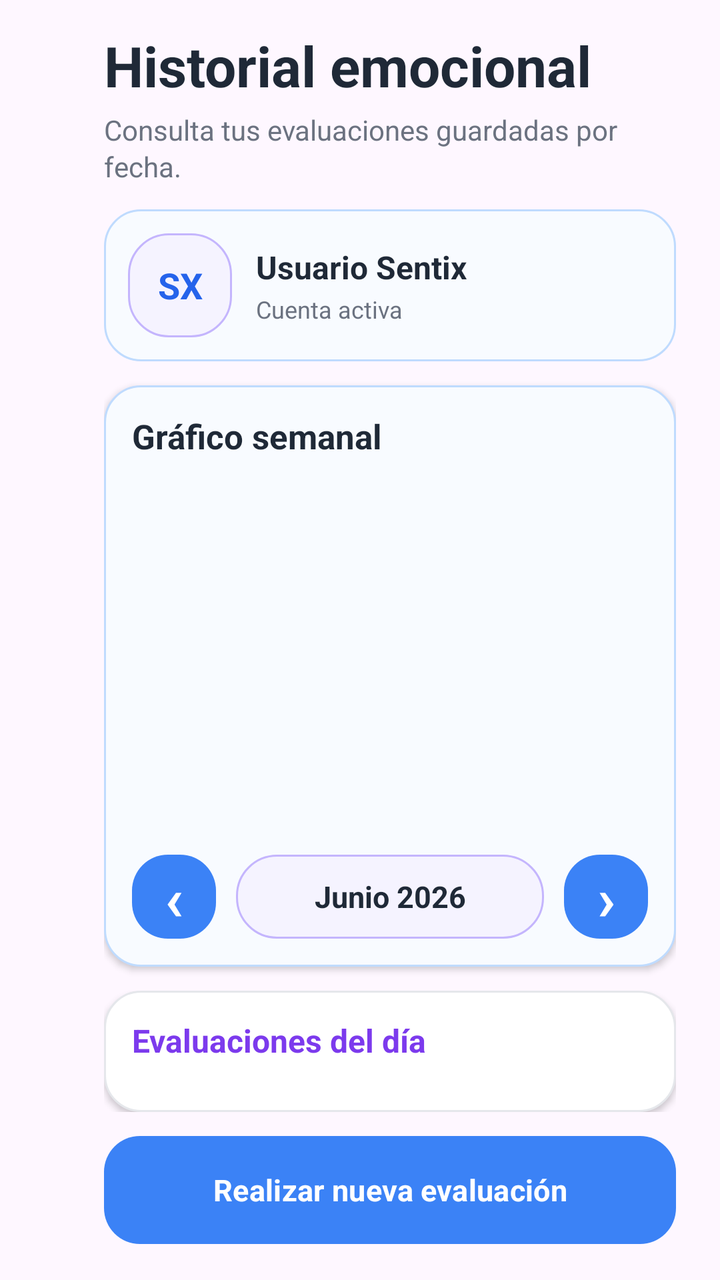
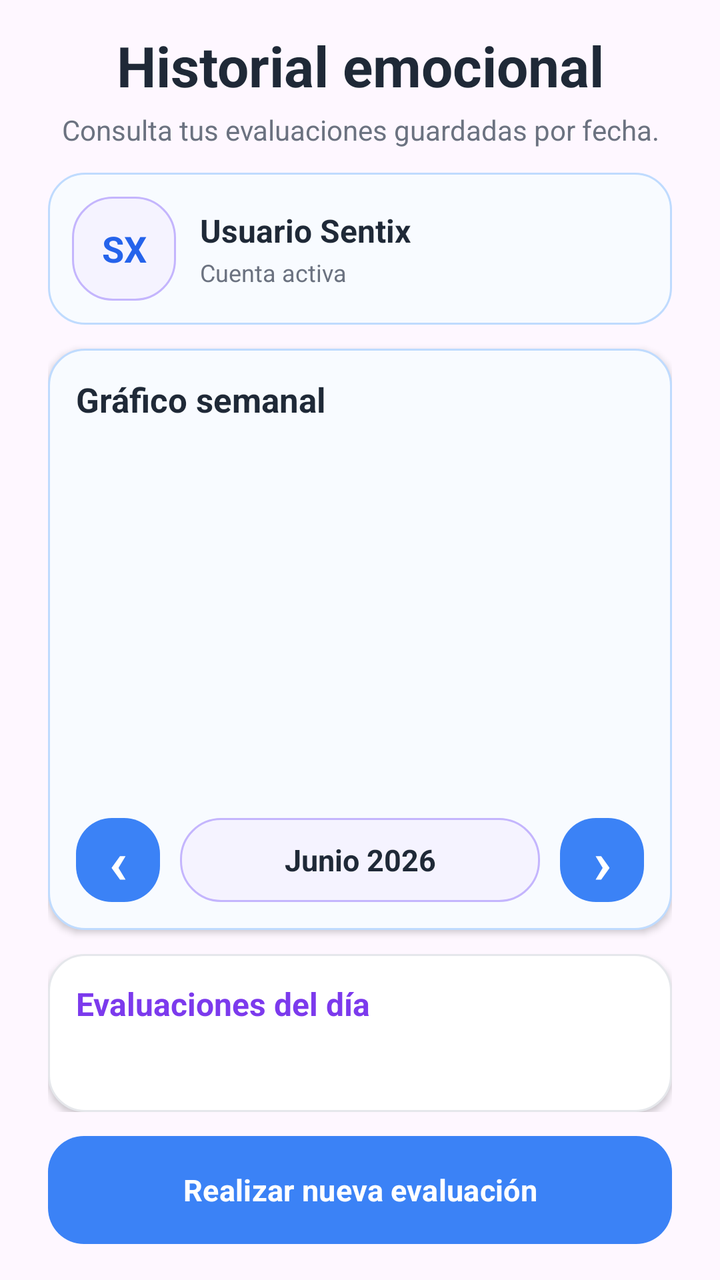

Screens rendered from an Android XML layout before and after an edit, with the pre-edit source and the edit as a unified diff.
<!-- AndroidManifest.xml: application theme Theme.Login_Guevara -->
<!-- res/layout/activity_historial_emocional.xml -->
<?xml version="1.0" encoding="utf-8"?>
<LinearLayout xmlns:android="http://schemas.android.com/apk/res/android"
    xmlns:app="http://schemas.android.com/apk/res-auto"
    android:id="@+id/rootHistorialEmocional"
    android:layout_width="match_parent"
    android:layout_height="match_parent"
    android:orientation="vertical"
    android:paddingStart="52dp"
    android:paddingTop="14dp"
    android:paddingEnd="22dp"
    android:paddingBottom="18dp">

    <TextView
        android:id="@+id/txtTituloHistorial"
        android:layout_width="match_parent"
        android:layout_height="wrap_content"
        android:text="Historial emocional"
        android:textColor="@color/text_dark"
        android:textSize="28sp"
        android:textStyle="bold" />

    <TextView
        android:id="@+id/txtSubtituloHistorial"
        android:layout_width="match_parent"
        android:layout_height="wrap_content"
        android:layout_marginTop="4dp"
        android:lineSpacingExtra="2dp"
        android:text="Consulta tus evaluaciones guardadas por fecha."
        android:textColor="@color/text_soft"
        android:textSize="14sp" />

    <LinearLayout
        android:id="@+id/cardUsuarioHistorial"
        android:layout_width="match_parent"
        android:layout_height="wrap_content"
        android:layout_marginTop="12dp"
        android:background="@drawable/bg_notification_info_card"
        android:gravity="center_vertical"
        android:orientation="horizontal"
        android:padding="12dp">

        <FrameLayout
            android:layout_width="52dp"
            android:layout_height="52dp">

            <ImageView
                android:id="@+id/imgFotoUsuarioHistorial"
                android:layout_width="52dp"
                android:layout_height="52dp"
                android:contentDescription="Foto de usuario"
                android:scaleType="centerCrop"
                android:visibility="gone" />

            <TextView
                android:id="@+id/txtInicialesUsuarioHistorial"
                android:layout_width="52dp"
                android:layout_height="52dp"
                android:background="@drawable/bg_success_chip"
                android:gravity="center"
                android:text="SX"
                android:textColor="@color/sentix_blue"
                android:textSize="18sp"
                android:textStyle="bold" />

        </FrameLayout>

        <LinearLayout
            android:layout_width="0dp"
            android:layout_height="wrap_content"
            android:layout_marginStart="12dp"
            android:layout_weight="1"
            android:orientation="vertical">

            <TextView
                android:id="@+id/txtNombreUsuarioHistorial"
                android:layout_width="match_parent"
                android:layout_height="wrap_content"
                android:text="Usuario Sentix"
                android:textColor="@color/text_dark"
                android:textSize="16sp"
                android:textStyle="bold" />

            <TextView
                android:id="@+id/txtCorreoUsuarioHistorial"
                android:layout_width="match_parent"
                android:layout_height="wrap_content"
                android:layout_marginTop="2dp"
                android:text="Cuenta activa"
                android:textColor="@color/text_soft"
                android:textSize="12sp" />

        </LinearLayout>

    </LinearLayout>

    <LinearLayout
        android:id="@+id/cardGraficoHistorial"
        android:layout_width="match_parent"
        android:layout_height="wrap_content"
        android:layout_marginTop="12dp"
        android:background="@drawable/bg_notification_info_card"
        android:elevation="2dp"
        android:orientation="vertical"
        android:padding="14dp">

        <TextView
            android:id="@+id/txtTituloGrafico"
            android:layout_width="match_parent"
            android:layout_height="wrap_content"
            android:text="Gráfico semanal"
            android:textColor="@color/text_dark"
            android:textSize="17sp"
            android:textStyle="bold" />

        <LinearLayout
            android:id="@+id/contenedorGrafico"
            android:layout_width="match_parent"
            android:layout_height="176dp"
            android:layout_marginTop="12dp"
            android:gravity="bottom"
            android:orientation="horizontal" />

        <LinearLayout
            android:id="@+id/contenedorSelectorSemana"
            android:layout_width="match_parent"
            android:layout_height="wrap_content"
            android:layout_marginTop="10dp"
            android:gravity="center"
            android:orientation="horizontal">

            <TextView
                android:id="@+id/btnSemanaAnterior"
                android:layout_width="42dp"
                android:layout_height="42dp"
                android:background="@drawable/bg_button"
                android:gravity="center"
                android:text="‹"
                android:textColor="@color/white"
                android:textSize="30sp"
                android:textStyle="bold" />

            <TextView
                android:id="@+id/txtMesSemana"
                android:layout_width="0dp"
                android:layout_height="42dp"
                android:layout_marginStart="10dp"
                android:layout_marginEnd="10dp"
                android:layout_weight="1"
                android:background="@drawable/bg_success_chip"
                android:clickable="true"
                android:focusable="true"
                android:foreground="?attr/selectableItemBackground"
                android:gravity="center"
                android:text="Junio 2026"
                android:textColor="@color/text_dark"
                android:textSize="15sp"
                android:textStyle="bold" />

            <TextView
                android:id="@+id/btnSemanaSiguiente"
                android:layout_width="42dp"
                android:layout_height="42dp"
                android:background="@drawable/bg_button"
                android:gravity="center"
                android:text="›"
                android:textColor="@color/white"
                android:textSize="30sp"
                android:textStyle="bold" />

        </LinearLayout>

    </LinearLayout>

    <FrameLayout
        android:id="@+id/contenedorZonaHistorial"
        android:layout_width="match_parent"
        android:layout_height="0dp"
        android:layout_marginTop="12dp"
        android:layout_weight="1">

        <LinearLayout
            android:id="@+id/panelListaDia"
            android:layout_width="match_parent"
            android:layout_height="match_parent"
            android:background="@drawable/bg_success_feature_card"
            android:elevation="2dp"
            android:orientation="vertical"
            android:padding="14dp">

            <TextView
                android:id="@+id/txtTituloDiaSeleccionado"
                android:layout_width="match_parent"
                android:layout_height="wrap_content"
                android:text="Evaluaciones del día"
                android:textColor="@color/sentix_purple"
                android:textSize="16sp"
                android:textStyle="bold" />

            <androidx.core.widget.NestedScrollView
                android:id="@+id/scrollEvaluacionesDia"
                android:layout_width="match_parent"
                android:layout_height="0dp"
                android:layout_marginTop="10dp"
                android:layout_weight="1"
                android:fillViewport="true"
                android:overScrollMode="never"
                android:scrollbars="none">

                <LinearLayout
                    android:id="@+id/contenedorEvaluacionesDia"
                    android:layout_width="match_parent"
                    android:layout_height="wrap_content"
                    android:orientation="vertical" />

            </androidx.core.widget.NestedScrollView>

        </LinearLayout>

        <LinearLayout
            android:id="@+id/panelDetalleEvaluacion"
            android:layout_width="match_parent"
            android:layout_height="match_parent"
            android:background="@drawable/bg_notification_info_card"
            android:elevation="2dp"
            android:orientation="vertical"
            android:padding="14dp"
            android:visibility="gone">

            <TextView
                android:id="@+id/btnVolverLista"
                android:layout_width="wrap_content"
                android:layout_height="wrap_content"
                android:text="← Volver a las evaluaciones"
                android:textColor="@color/sentix_blue"
                android:textSize="14sp"
                android:textStyle="bold" />

            <TextView
                android:id="@+id/txtFechaDetalle"
                android:layout_width="match_parent"
                android:layout_height="wrap_content"
                android:layout_marginTop="12dp"
                android:text="Fecha y hora"
                android:textColor="@color/text_soft"
                android:textSize="13sp" />

            <TextView
                android:id="@+id/txtNivelDetalle"
                android:layout_width="match_parent"
                android:layout_height="wrap_content"
                android:layout_marginTop="5dp"
                android:text="Resultado"
                android:textColor="@color/sentix_blue"
                android:textSize="22sp"
                android:textStyle="bold" />

            <androidx.core.widget.NestedScrollView
                android:id="@+id/scrollDetalleEvaluacion"
                android:layout_width="match_parent"
                android:layout_height="0dp"
                android:layout_marginTop="10dp"
                android:layout_weight="1"
                android:fillViewport="true"
                android:overScrollMode="never"
                android:scrollbars="none">

                <LinearLayout
                    android:layout_width="match_parent"
                    android:layout_height="wrap_content"
                    android:orientation="vertical">

                    <TextView
                        android:id="@+id/txtTextoUsuarioDetalle"
                        android:layout_width="match_parent"
                        android:layout_height="wrap_content"
                        android:lineSpacingExtra="4dp"
                        android:text="Texto registrado"
                        android:textColor="@color/text_dark"
                        android:textSize="14sp" />

                    <TextView
                        android:id="@+id/txtTestDetalle"
                        android:layout_width="match_parent"
                        android:layout_height="wrap_content"
                        android:layout_marginTop="12dp"
                        android:text="Test emocional"
                        android:textColor="@color/text_dark"
                        android:textSize="14sp" />

                    <TextView
                        android:id="@+id/txtTextoDetalle"
                        android:layout_width="match_parent"
                        android:layout_height="wrap_content"
                        android:layout_marginTop="8dp"
                        android:text="Análisis de texto"
                        android:textColor="@color/text_dark"
                        android:textSize="14sp" />

                    <TextView
                        android:id="@+id/txtImagenDetalle"
                        android:layout_width="match_parent"
                        android:layout_height="wrap_content"
                        android:layout_marginTop="8dp"
                        android:text="Imagen facial"
                        android:textColor="@color/text_dark"
                        android:textSize="14sp" />

                </LinearLayout>

            </androidx.core.widget.NestedScrollView>

        </LinearLayout>

    </FrameLayout>

    <Button
        android:id="@+id/btnNuevaEvaluacion"
        android:layout_width="match_parent"
        android:layout_height="54dp"
        android:layout_marginTop="12dp"
        android:background="@drawable/bg_button"
        android:backgroundTint="@null"
        app:backgroundTint="@null"
        android:text="Realizar nueva evaluación"
        android:textAllCaps="false"
        android:textColor="@color/white"
        android:textSize="15sp"
        android:textStyle="bold" />

</LinearLayout>
<!-- resources referenced by this layout -->
<resources>
  <color name="sentix_blue">#2563EB</color>
  <color name="sentix_purple">#7C3AED</color>
  <color name="text_dark">#1F2937</color>
  <color name="text_soft">#6B7280</color>
  <color name="white">#FFFFFFFF</color>
  <!-- drawable bg_button (drawable) -->
  <selector xmlns:android="http://schemas.android.com/apk/res/android">
  
      
      <item android:state_pressed="true">
          <shape>
              <corners android:radius="18dp"/>
              <solid android:color="#1E40AF"/>
          </shape>
      </item>
  
      
      <item>
          <shape>
              <corners android:radius="18dp"/>
              <solid android:color="#3B82F6"/>
          </shape>
      </item>
  
  </selector>
  <!-- drawable bg_notification_info_card (drawable) -->
  <shape xmlns:android="http://schemas.android.com/apk/res/android">
      <solid android:color="#F8FBFF" />
      <stroke
          android:width="1dp"
          android:color="#BFDBFE" />
      <corners android:radius="18dp" />
  </shape>
  <!-- drawable bg_success_chip (drawable) -->
  <shape xmlns:android="http://schemas.android.com/apk/res/android">
      <solid android:color="#F5F3FF" />
  
      <stroke
          android:width="1dp"
          android:color="#C4B5FD" />
  
      <corners android:radius="20dp" />
  </shape>
  <!-- drawable bg_success_feature_card (drawable) -->
  <shape xmlns:android="http://schemas.android.com/apk/res/android">
      <solid android:color="@color/white" />
  
      <stroke
          android:width="1dp"
          android:color="#E5E7EB" />
  
      <corners android:radius="18dp" />
  </shape>
  <style name="Theme.Login_Guevara" parent="Base.Theme.Login_Guevara" />
  <style name="Base.Theme.Login_Guevara" parent="Theme.Material3.Light.NoActionBar">
  
          
          <item name="android:fontFamily">sans-serif</item>
  
          
          <item name="colorPrimary">@color/sentix_blue</item>
          <item name="colorPrimaryVariant">@color/sentix_blue</item>
          <item name="colorSecondary">@color/sentix_purple</item>
          <item name="android:colorAccent">@color/sentix_blue</item>
  
          
          <item name="android:statusBarColor">@color/bg_light</item>
          <item name="android:navigationBarColor">@color/white</item>
  
          
          <item name="android:windowLightStatusBar">true</item>
          <item name="android:windowLightNavigationBar">true</item>
  
          
          <item name="android:windowNoTitle">true</item>
          <item name="android:windowActionBar">false</item>
  
          
          <item name="android:windowAnimationStyle">@style/NoActivityAnimation</item>
  
      </style>
  <color name="bg_light">#F8FAFC</color>
  <style name="NoActivityAnimation">
          <item name="android:activityOpenEnterAnimation">@null</item>
          <item name="android:activityOpenExitAnimation">@null</item>
          <item name="android:activityCloseEnterAnimation">@null</item>
          <item name="android:activityCloseExitAnimation">@null</item>
          <item name="android:taskOpenEnterAnimation">@null</item>
          <item name="android:taskOpenExitAnimation">@null</item>
          <item name="android:taskCloseEnterAnimation">@null</item>
          <item name="android:taskCloseExitAnimation">@null</item>
      </style>
</resources>

<!-- the commit's change to res/layout/activity_historial_emocional.xml (unified diff, before → after) -->
@@ -5,15 +5,16 @@
     android:layout_width="match_parent"
     android:layout_height="match_parent"
     android:orientation="vertical"
-    android:paddingStart="52dp"
+    android:paddingStart="24dp"
     android:paddingTop="14dp"
-    android:paddingEnd="22dp"
+    android:paddingEnd="24dp"
     android:paddingBottom="18dp">
 
     <TextView
         android:id="@+id/txtTituloHistorial"
         android:layout_width="match_parent"
         android:layout_height="wrap_content"
+        android:gravity="center"
         android:text="Historial emocional"
         android:textColor="@color/text_dark"
         android:textSize="28sp"
@@ -24,6 +25,7 @@
         android:layout_width="match_parent"
         android:layout_height="wrap_content"
         android:layout_marginTop="4dp"
+        android:gravity="center"
         android:lineSpacingExtra="2dp"
         android:text="Consulta tus evaluaciones guardadas por fecha."
         android:textColor="@color/text_soft"
